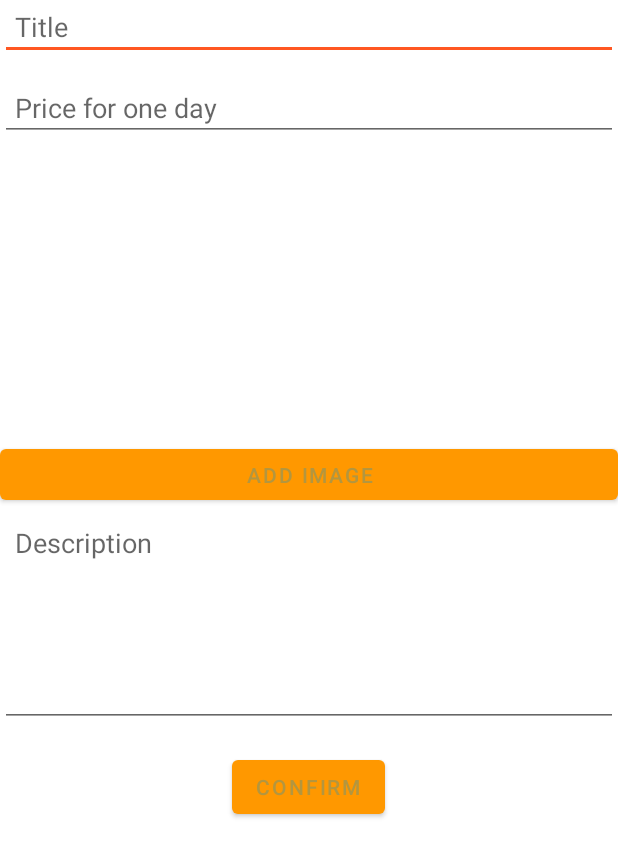
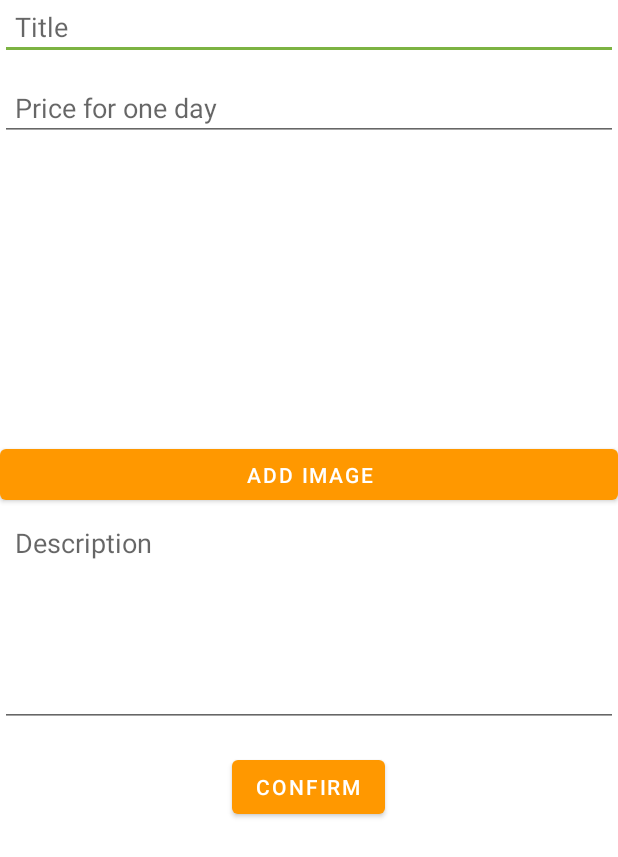
Before and after one commit to kamilDawidowski/RentaHome_MD, an Android app: the fragment AddOfferFragment shown on its own in the app's theme, after a tap on "CONFIRM", on a phone screen of 412 x 824 dp. Shown: the top 857 px of the screen. Run offline under Robolectric (Android 15) with nearby library versions, the phone set to English and light mode, and no system bars; network calls fail; pictures from the network do not load; 2 statements that could not run were skipped.

Commit message:
Changes in style and new change password fragment.

```diff
--- a/app/src/main/java/wat/mobilne/renthome/api/BasicApi.kt
+++ b/app/src/main/java/wat/mobilne/renthome/api/BasicApi.kt
@@ -51,7 +51,6 @@ interface BasicApi {
     suspend fun register(@Body registration: Registration): Response<RegistrationResponse>
 
     //  Image
-    @Headers("Content-Type: multipart/form-data")
     @Multipart
     @POST("image")
     suspend fun uploadImage(@Part image: MultipartBody.Part): Response<ResponseBody>
--- a/app/src/main/java/wat/mobilne/renthome/fragments/UserProfileFragment.kt
+++ b/app/src/main/java/wat/mobilne/renthome/fragments/UserProfileFragment.kt
@@ -31,6 +31,8 @@ class UserProfileFragment : Fragment() {
         txtName.text = args.user.name
         txtSurname.text = args.user.surname
         txtUsername.text = args.user.username
+        txtDescription.text = args.user.description
+
     }
 
 }
--- a/app/src/main/java/wat/mobilne/renthome/fragments/management/LoginFragment.kt
+++ b/app/src/main/java/wat/mobilne/renthome/fragments/management/LoginFragment.kt
@@ -95,7 +95,4 @@ class LoginFragment : Fragment() {
         val isValidPassword = password != null && password.isNotBlank() && password.length >= 6
         return isValidEmail && isValidPassword
     }
-
-
-
 }
--- a/app/src/main/java/wat/mobilne/renthome/fragments/offer/ExploreFragment.kt
+++ b/app/src/main/java/wat/mobilne/renthome/fragments/offer/ExploreFragment.kt
@@ -73,6 +73,7 @@ class ExploreFragment : Fragment(), AdapterExplore.OnItemClickListener {
     private fun observeOfferChange() {
         offerViewModel.getOffersResponse.observe(viewLifecycleOwner, { offers ->
             recyclerView.adapter = offers.body()?.let { AdapterExplore(it, this) }
+            recyclerView.adapter?.notifyDataSetChanged()
         })
     }
 }
--- a/app/src/main/java/wat/mobilne/renthome/models/User.kt
+++ b/app/src/main/java/wat/mobilne/renthome/models/User.kt
@@ -10,4 +10,5 @@ data class User (
     val name: String,
     val surname: String,
     val email: String,
+    val description: String
 ): Parcelable
--- a/app/src/main/java/wat/mobilne/renthome/utils/Preferences.kt
+++ b/app/src/main/java/wat/mobilne/renthome/utils/Preferences.kt
@@ -30,23 +30,25 @@ object Preferences {
             Key.USER_NAME.getString()!!,
             Key.USER_SURNAME.getString()!!,
             Key.USER_EMAIL.getString()!!,
+            Key.DESCRIPTION.getString()!!,
         )
         set(value: User) {
             Key.USER_EMAIL.setString(value.email)
             Key.USER_USERNAME.setString(value.username)
             Key.USER_NAME.setString(value.name)
             Key.USER_SURNAME.setString(value.surname)
+            Key.DESCRIPTION.setString(value.description)
         }
 
 
     private enum class Key {
-        BASIC_TOKEN, USER_EMAIL, USER_USERNAME, USER_NAME, USER_SURNAME, FCM_TOKEN;
+        BASIC_TOKEN, USER_EMAIL, USER_USERNAME, USER_NAME, USER_SURNAME, DESCRIPTION, FCM_TOKEN;
 
         fun getBoolean(): Boolean? = if (sharedPreferences!!.contains(name)) sharedPreferences!!.getBoolean(name, false) else null
         fun getFloat(): Float? = if (sharedPreferences!!.contains(name)) sharedPreferences!!.getFloat(name, 0f) else null
         fun getInt(): Int? = if (sharedPreferences!!.contains(name)) sharedPreferences!!.getInt(name, 0) else null
         fun getLong(): Long? = if (sharedPreferences!!.contains(name)) sharedPreferences!!.getLong(name, 0) else null
-        fun getString(): String? = if (sharedPreferences!!.contains(name)) sharedPreferences!!.getString(name, "") else null
+        fun getString(): String? = if (sharedPreferences!!.contains(name)) sharedPreferences!!.getString(name, "a") else "s"
 
         fun setBoolean(value: Boolean?) = value?.let { sharedPreferences!!.edit { putBoolean(name, value) } } ?: remove()
         fun setFloat(value: Float?) = value?.let { sharedPreferences!!.edit { putFloat(name, value) } } ?: remove()
--- a/app/src/main/res/drawable-v24/item_background.xml
+++ b/app/src/main/res/drawable-v24/item_background.xml
@@ -2,7 +2,7 @@
 <shape android:shape="rectangle"
     xmlns:android="http://schemas.android.com/apk/res/android">
 
-    <solid android:color="@color/colorPrimaryVariant"/>
+    <solid android:color="@color/colorPrimaryVariantLight"/>
     <corners android:radius="20dp"/>
 
 
--- a/app/src/main/res/drawable/ic_wave.xml
+++ b/app/src/main/res/drawable/ic_wave.xml
@@ -9,5 +9,5 @@
 
   <path
       android:pathData="M0,160L40,186.7C80,213 160,267 240,261.3C320,256 400,192 480,165.3C560,139 640,149 720,170.7C800,192 880,224 960,240C1040,256 1120,256 1200,218.7C1280,181 1360,107 1400,69.3L1440,32L1440,320L1400,320C1360,320 1280,320 1200,320C1120,320 1040,320 960,320C880,320 800,320 720,320C640,320 560,320 480,320C400,320 320,320 240,320C160,320 80,320 40,320L0,320Z"
-      android:fillColor="@color/colorOnPrimary"/>
+      android:fillColor="@color/colorOnPrimaryLight"/>
 </vector>
--- a/app/src/main/res/drawable/ic_wave3.xml
+++ b/app/src/main/res/drawable/ic_wave3.xml
@@ -9,5 +9,5 @@
 
   <path
       android:pathData="M0,160L130.9,96L261.8,160L392.7,256L523.6,288L654.5,224L785.5,192L916.4,128L1047.3,160L1178.2,192L1309.1,192L1440,96L1440,0L1309.1,0L1178.2,0L1047.3,0L916.4,0L785.5,0L654.5,0L523.6,0L392.7,0L261.8,0L130.9,0L0,0Z"
-      android:fillColor="@color/primaryColor"/>
+      android:fillColor="@color/colorPrimaryLight"/>
 </vector>
--- a/app/src/main/res/layout/fragment_change_password.xml
+++ b/app/src/main/res/layout/fragment_change_password.xml
@@ -12,7 +12,7 @@
         android:layout_height="400dp"
         android:layout_marginTop="40dp"
         android:layout_marginBottom="40dp"
-        app:cardBackgroundColor="@color/colorPrimary"
+        app:cardBackgroundColor="?attr/colorSecondary"
         app:cardCornerRadius="30sp"
         app:layout_constraintBottom_toBottomOf="parent"
         app:layout_constraintEnd_toEndOf="parent"
@@ -22,7 +22,7 @@
         <androidx.constraintlayout.widget.ConstraintLayout
             android:layout_width="match_parent"
             android:layout_height="match_parent"
-            android:background="@color/primaryColor">
+            android:background="?attr/colorPrimaryVariant">
 
             <com.google.android.material.textfield.TextInputLayout
                 android:id="@+id/textInputLayoutOld"
--- a/app/src/main/res/layout/fragment_explore.xml
+++ b/app/src/main/res/layout/fragment_explore.xml
@@ -28,7 +28,7 @@
         android:layout_gravity="bottom|right"
         android:layout_marginEnd="16dp"
         android:layout_marginBottom="16dp"
-        app:backgroundTint="@color/primaryDarkColor"
+        app:backgroundTint="?attr/colorSecondary"
         app:layout_constraintBottom_toBottomOf="@+id/recyclerView"
         app:layout_constraintEnd_toEndOf="parent"
         app:srcCompat="@drawable/ic_baseline_add_24" />
--- a/app/src/main/res/layout/fragment_list_item_reservation.xml
+++ b/app/src/main/res/layout/fragment_list_item_reservation.xml
@@ -21,7 +21,7 @@
             android:layout_height="64dp"
             android:layout_marginEnd="24dp"
             android:layout_marginBottom="16dp"
-            android:background="@color/colorPrimaryDark"
+            android:background="?attr/colorSecondary"
             app:layout_constraintBottom_toBottomOf="parent"
             app:layout_constraintEnd_toEndOf="parent" />
 
@@ -31,7 +31,7 @@
             android:layout_height="64dp"
             android:layout_marginTop="16dp"
             android:layout_marginEnd="24dp"
-            android:background="@color/primaryDarkColor"
+            android:background="?attr/colorSecondary"
             app:layout_constraintEnd_toEndOf="parent"
             app:layout_constraintTop_toTopOf="parent" />
 
--- a/app/src/main/res/values/themes.xml
+++ b/app/src/main/res/values/themes.xml
@@ -7,12 +7,12 @@
         <item name="android:windowFullscreen">true</item>
 
         <item name="colorPrimary">@color/colorPrimaryLight</item>
-        <item name="colorPrimaryVariant">@color/colorPrimaryVariantLight</item>
-        <item name="colorOnPrimary">@color/colorOnPrimaryLight</item>
+        <item name="colorPrimaryVariant">#FFE082</item>
+        <item name="colorOnPrimary">#FFFFFF</item>
         <!-- Secondary brand color. -->
-        <item name="colorSecondary">@color/colorSecondaryLight</item>
-        <item name="colorSecondaryVariant">@color/secondaryVariantLight</item>
-        <item name="colorOnSecondary">@color/colorOnSecondaryLight</item>
+        <item name="colorSecondary">#7CB342</item>
+        <item name="colorSecondaryVariant">#9CCC65</item>
+        <item name="colorOnSecondary">#43A047</item>
 
 
         <!-- Status bar color. -->
```
Also changed, not shown: app/src/main/java/wat/mobilne/renthome/fragments/management/ProfileFragment.kt (+15 -7 lines), app/src/main/res/layout/fragment_item_detail.xml (+4 -4 lines), app/src/main/res/layout/fragment_user_profile.xml (+25 -13 lines).
